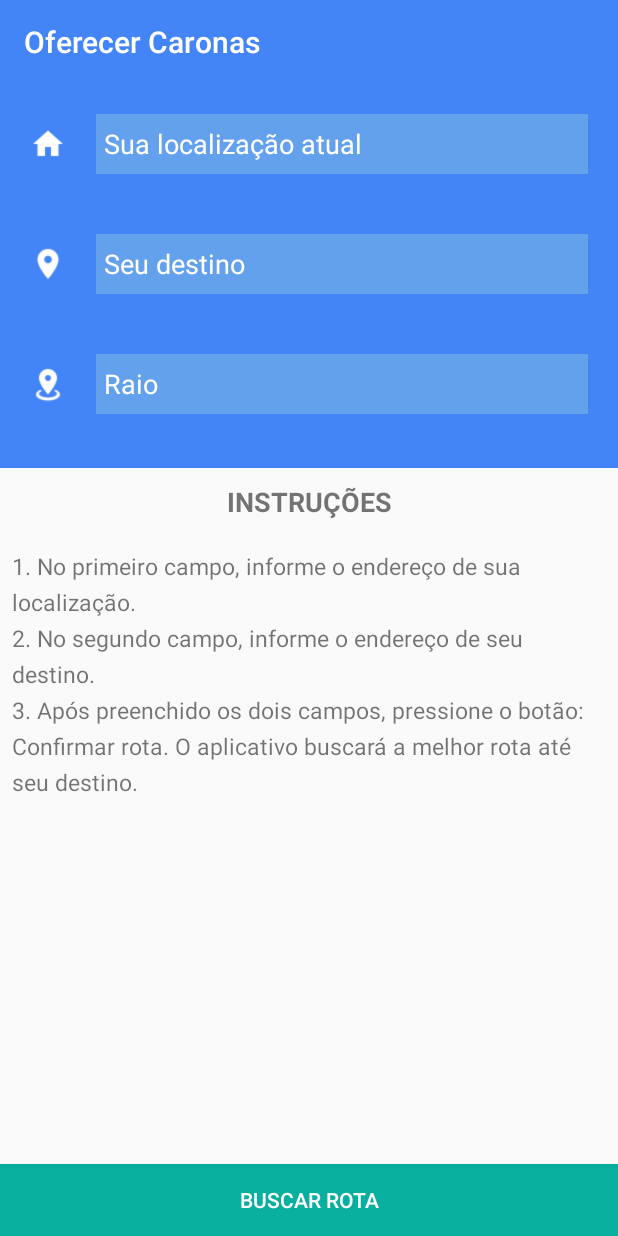
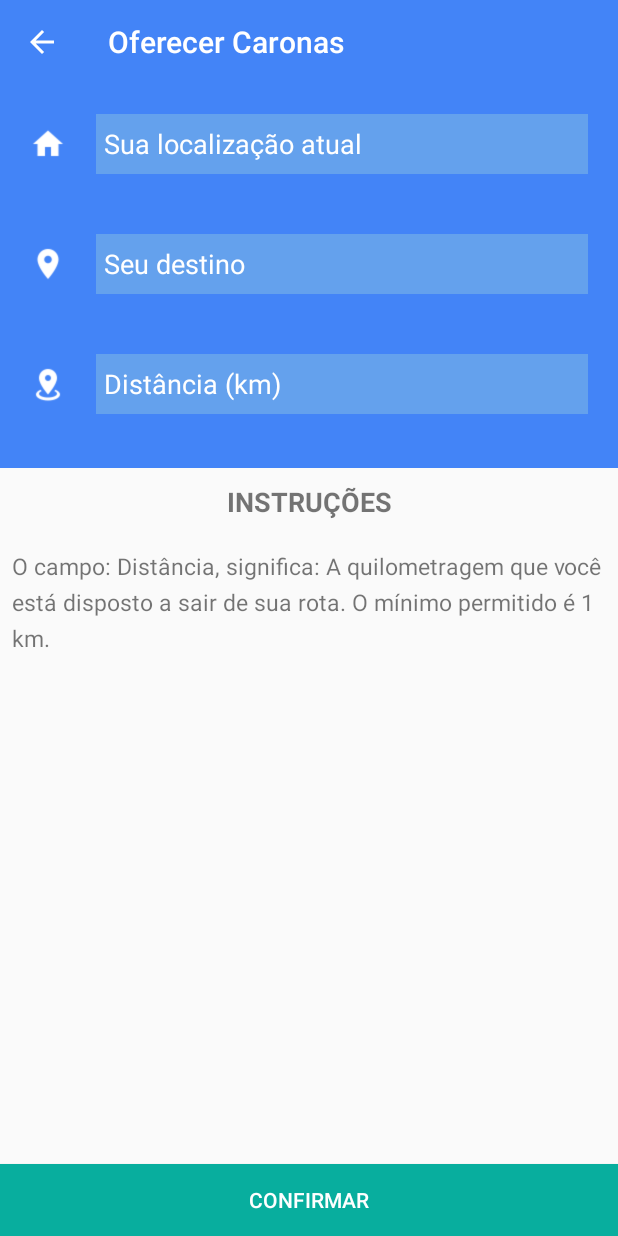
Before and after one commit to gabriel-trevisan/Carona-Fatec, an Android app: the OferecerCaronasActivity screen opened directly, with no data from a screen before it, on a phone screen of 412 x 824 dp. Run offline under Robolectric (Android 15) with nearby library versions, the phone set to English and light mode, and no system bars; libraries missing offline, so code that uses them is left out: com.google.maps.errors, com.google.maps.model.

Commit message:
Refatorar carona

```diff
--- a/app/src/main/java/com/example/gabriel/carona_fatec/LoginActivity.java
+++ b/app/src/main/java/com/example/gabriel/carona_fatec/LoginActivity.java
@@ -63,7 +63,7 @@ public class LoginActivity extends AppCompatActivity {
                         Intent intentCarona = new Intent(LoginActivity.this, CaronaActivity.class);
 
                         //Passando email do usuário para proxima tela
-                        SharedPreferences sharedPreferences = getSharedPreferences("emailUsuario", Context.MODE_PRIVATE);
+                        SharedPreferences sharedPreferences = getSharedPreferences("usuarioLoginEmail", Context.MODE_PRIVATE);
                         SharedPreferences.Editor editor = sharedPreferences.edit();
                         editor.putString("emailUsuario", usuario.getEmail());
                         editor.apply();
--- a/app/src/main/java/com/example/gabriel/carona_fatec/OferecerCaronasActivity.java
+++ b/app/src/main/java/com/example/gabriel/carona_fatec/OferecerCaronasActivity.java
@@ -1,5 +1,6 @@
 package com.example.gabriel.carona_fatec;
 
+import android.app.ProgressDialog;
 import android.content.Intent;
 import android.os.Bundle;
 import android.support.v7.app.AppCompatActivity;
@@ -17,7 +18,7 @@ public class OferecerCaronasActivity extends AppCompatActivity {
 
     EditText localizacaoAtual;
     EditText destino;
-    EditText raio;
+    EditText distancia;
     GeocodingResult[] resultLocalizacaoAtual;
     GeocodingResult[] resultDestino;
 
@@ -29,11 +30,11 @@ public class OferecerCaronasActivity extends AppCompatActivity {
         //Instanciando objetos
         localizacaoAtual = (EditText) findViewById(R.id.edtLocalizacaoUsuario);
         destino = (EditText) findViewById(R.id.edtDestinoUsuario);
-        raio = (EditText) findViewById(R.id.edtRaio);
+        distancia = (EditText) findViewById(R.id.edtDistancia);
 
     }
 
-    public void buscarRota(View v){
+    public void confirmarRota (View v){
 
         String stringLocalizacaoAtual = localizacaoAtual.getText().toString();
         String stringDestino = destino.getText().toString();
@@ -48,8 +49,8 @@ public class OferecerCaronasActivity extends AppCompatActivity {
 
             try {
 
-            resultLocalizacaoAtual = GeocodingApi.geocode(context,stringLocalizacaoAtual).await();
-            resultDestino = GeocodingApi.geocode(context,stringDestino).await();
+                resultLocalizacaoAtual = GeocodingApi.geocode(context, stringLocalizacaoAtual).await();
+                resultDestino = GeocodingApi.geocode(context, stringDestino).await();
 
                 Intent confirmarRotaActivity = new Intent(this, ConfirmarRotaActivity.class);
                 Bundle extras = new Bundle();
@@ -57,7 +58,6 @@ public class OferecerCaronasActivity extends AppCompatActivity {
                 extras.putString("resultDestino", String.valueOf(resultDestino[0].geometry.location));
                 confirmarRotaActivity.putExtras(extras);
                 startActivity(confirmarRotaActivity);
-
 
             } catch (ApiException e) {
                 e.printStackTrace();
@@ -67,7 +67,6 @@ public class OferecerCaronasActivity extends AppCompatActivity {
                 e.printStackTrace();
             }
 
-
     }
 
 }
--- a/app/src/main/java/com/example/gabriel/carona_fatec/api/model/Rotas.java
+++ b/app/src/main/java/com/example/gabriel/carona_fatec/api/model/Rota.java
@@ -4,11 +4,11 @@ package com.example.gabriel.carona_fatec.api.model;
  * Created by gabriel on 27/08/2017.
  */
 
-public class Rotas {
+public class Rota {
 
     private String rota;
 
-    public Rotas(String rota){
+    public Rota(String rota){
         this.rota = rota;
     }
 
--- a/app/src/main/res/layout/activity_carona.xml
+++ b/app/src/main/res/layout/activity_carona.xml
@@ -20,7 +20,7 @@
         android:layout_width="match_parent"
         android:layout_height="wrap_content"
         android:layout_marginTop="35dp"
-        android:text="@string/buscar_carona"
+        android:text="@string/confirmar_carona"
         android:layout_below="@+id/imageView"
         android:layout_centerHorizontal="true"
         android:background="@color/colorRoxo"
--- a/app/src/main/res/layout/activity_confirmar_rota.xml
+++ b/app/src/main/res/layout/activity_confirmar_rota.xml
@@ -23,6 +23,6 @@
         android:background="@color/colorVerde"
         android:text="@string/confirmar_rota"
         android:textColor="@color/colorBranco"
-        android:onClick="confirmarRota"/>
+        android:onClick="confirmar"/>
 
 </LinearLayout>
--- a/app/src/main/res/layout/activity_oferecer_caronas.xml
+++ b/app/src/main/res/layout/activity_oferecer_caronas.xml
@@ -93,10 +93,10 @@
                 android:layout_gravity="center"
                 android:layout_marginLeft="20dp"
                 android:layout_marginStart="20dp"
-                android:contentDescription="@string/raio" />
+                android:contentDescription="@string/distancia" />
 
             <EditText
-                android:id="@+id/edtRaio"
+                android:id="@+id/edtDistancia"
                 android:layout_width="0dp"
                 android:layout_height="40dp"
                 android:layout_gravity="center"
@@ -104,7 +104,7 @@
                 android:layout_marginRight="20dp"
                 android:layout_weight="1"
                 android:background="@drawable/shape"
-                android:hint="@string/raio"
+                android:hint="@string/distancia"
                 android:inputType="number"
                 android:paddingLeft="5sp"
                 android:paddingRight="5sp"
@@ -158,9 +158,9 @@
             android:layout_height="wrap_content"
             android:layout_gravity="bottom"
             android:background="@color/colorVerde"
-            android:text="@string/buscar_rota"
+            android:text="@string/confirmar_carona"
             android:textColor="@color/colorBranco"
-            android:onClick="buscarRota"/>
+            android:onClick="confirmarRota"/>
 
         </LinearLayout>
 
--- a/app/src/main/res/values/strings.xml
+++ b/app/src/main/res/values/strings.xml
@@ -5,13 +5,11 @@
     <string name="buscar_rota">Buscar rota</string>
     <string name="seu_destino">Seu destino</string>
     <string name="sua_localizacao">Sua localização atual</string>
-    <string name="raio">Raio</string>
+    <string name="distancia">Distância (km)</string>
     <string name="descricao_localizacao_usuario">Icone localização do usuário</string>
     <string name="descricao_destina_usuario">Icone destino do usuário</string>
     <string name="titulo_instrucoes_oferecer_carona">Instruções</string>
-    <string name="passos_oferecer_carona">1. No primeiro campo, informe o endereço de sua localização.
-        \n2. No segundo campo, informe o endereço de seu destino.
-        \n3. Após preenchido os dois campos, pressione o botão: Confirmar rota. O aplicativo buscará a melhor rota até seu destino.</string>
+    <string name="passos_oferecer_carona">O campo: Distância, significa: A quilometragem que você está disposto a sair de sua rota. O mínimo permitido é 1 km.</string>
 
     <!-- Confirmar Rota -->
     <string name="titulo_confirmar_caronas_activity">Confirmar Carona</string>
@@ -54,7 +52,7 @@
     </string-array>
 
     <!-- Carona -->
-    <string name="buscar_carona">Buscar Carona</string>
+    <string name="confirmar_carona">Confirmar</string>
     <string name="oferecer_carona">Oferecer Carona</string>
 
 </resources>
```
Also changed, not shown: app/src/main/AndroidManifest.xml (+7 -2 lines), app/src/main/java/com/example/gabriel/carona_fatec/CaronaActivity.java (+25 -2 lines), app/src/main/java/com/example/gabriel/carona_fatec/ConfirmarRotaActivity.java (+57 -27 lines), app/src/main/java/com/example/gabriel/carona_fatec/api/model/Usuario.java (+15 -6 lines), app/src/main/java/com/example/gabriel/carona_fatec/api/service/RotaServices.java (added, +27 -0 lines), app/src/main/java/com/example/gabriel/carona_fatec/api/service/RotasServices.java (deleted, +0 -18 lines). Lines whose indentation alone changed are shown as unchanged.
